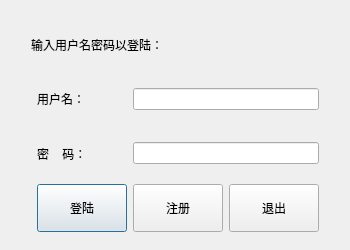
Qt form logindialog.ui (Jay-Zhu-master/AccountingSystem) before a commit.
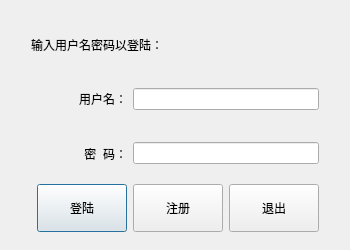
The same form after that commit.

Commit message: 调整一些布局

Patch:
```diff
--- a/logindialog.ui
+++ b/logindialog.ui
@@ -67,8 +67,14 @@
          <verstretch>0</verstretch>
         </sizepolicy>
        </property>
+       <property name="layoutDirection">
+        <enum>Qt::LeftToRight</enum>
+       </property>
        <property name="text">
-        <string>密    码：</string>
+        <string>密  码：</string>
+       </property>
+       <property name="alignment">
+        <set>Qt::AlignRight|Qt::AlignTrailing|Qt::AlignVCenter</set>
        </property>
        <property name="margin">
         <number>5</number>
@@ -102,6 +108,9 @@
        <property name="text">
         <string>用户名：</string>
        </property>
+       <property name="alignment">
+        <set>Qt::AlignRight|Qt::AlignTrailing|Qt::AlignVCenter</set>
+       </property>
        <property name="margin">
         <number>5</number>
        </property>
```
The commit also changes 6 other files.
